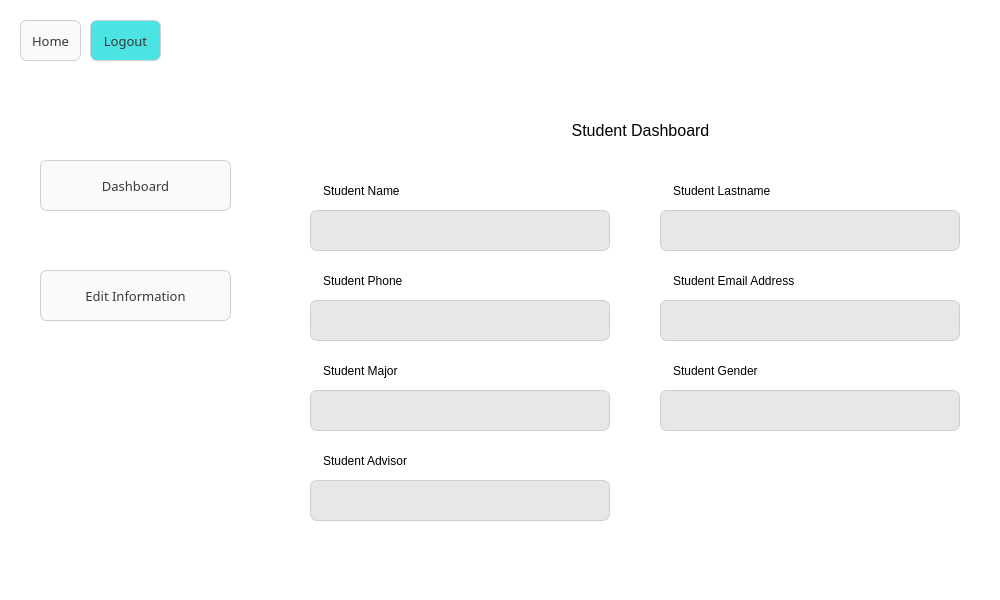
rhmtazad/UniProg, file ui/main.ui: the form before one commit.
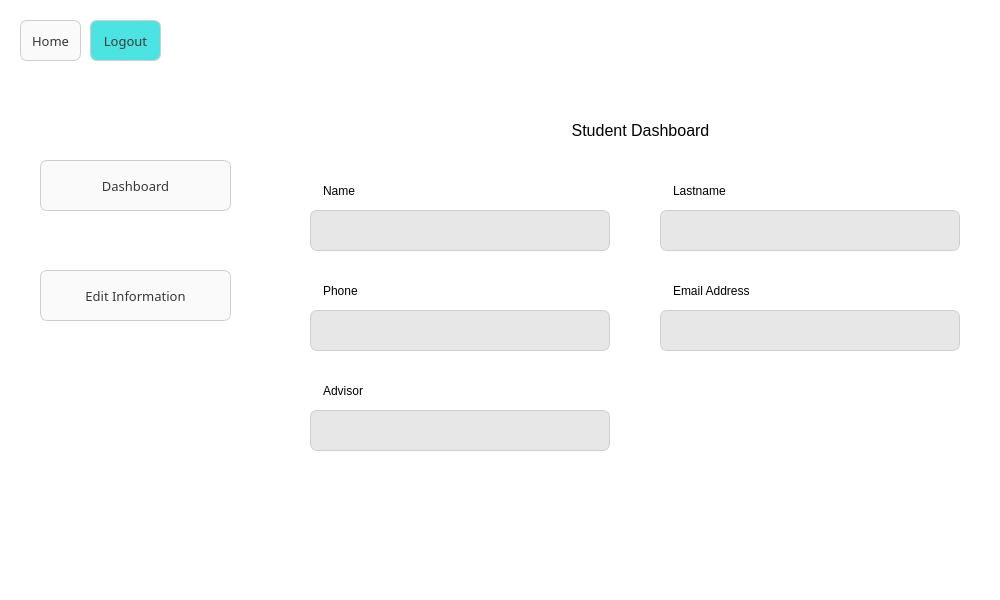
The form after the commit. The open tabs and pages were chosen to show the change. Icons and pictures are not drawn.

Diff of the .ui file:
```diff
--- a/ui/main.ui
+++ b/ui/main.ui
@@ -1276,7 +1276,7 @@
          <string notr="true"/>
         </property>
         <property name="text">
-         <string>Student Name</string>
+         <string>Name</string>
         </property>
        </widget>
        <widget class="QLabel" name="studentDashboard_3">
@@ -1311,14 +1311,14 @@
          <string notr="true"/>
         </property>
         <property name="text">
-         <string>Student Lastname</string>
+         <string>Lastname</string>
         </property>
        </widget>
        <widget class="QLabel" name="stdPortalEmail">
         <property name="geometry">
          <rect>
           <x>370</x>
-          <y>170</y>
+          <y>180</y>
           <width>231</width>
           <height>41</height>
          </rect>
@@ -1327,14 +1327,14 @@
          <string notr="true"/>
         </property>
         <property name="text">
-         <string>Student Email Address</string>
+         <string>Email Address</string>
         </property>
        </widget>
        <widget class="QLabel" name="stdPortalPhone">
         <property name="geometry">
          <rect>
           <x>20</x>
-          <y>170</y>
+          <y>180</y>
           <width>151</width>
           <height>41</height>
          </rect>
@@ -1343,46 +1343,14 @@
          <string notr="true"/>
         </property>
         <property name="text">
-         <string>Student Phone</string>
-        </property>
-       </widget>
-       <widget class="QLabel" name="stdPortalGender">
-        <property name="geometry">
-         <rect>
-          <x>370</x>
-          <y>260</y>
-          <width>231</width>
-          <height>41</height>
-         </rect>
-        </property>
-        <property name="styleSheet">
-         <string notr="true"/>
-        </property>
-        <property name="text">
-         <string>Student Gender</string>
-        </property>
-       </widget>
-       <widget class="QLabel" name="stdPortalMajor">
-        <property name="geometry">
-         <rect>
-          <x>20</x>
-          <y>260</y>
-          <width>141</width>
-          <height>41</height>
-         </rect>
-        </property>
-        <property name="styleSheet">
-         <string notr="true"/>
-        </property>
-        <property name="text">
-         <string>Student Major</string>
+         <string>Phone</string>
         </property>
        </widget>
        <widget class="QLabel" name="stdPortalAdvisor">
         <property name="geometry">
          <rect>
           <x>20</x>
-          <y>350</y>
+          <y>280</y>
           <width>161</width>
           <height>41</height>
          </rect>
@@ -1391,7 +1359,7 @@
          <string notr="true"/>
         </property>
         <property name="text">
-         <string>Student Advisor</string>
+         <string>Advisor</string>
         </property>
        </widget>
        <widget class="QLabel" name="stdPortalNameLabelDB">
@@ -1420,29 +1388,7 @@
         <property name="geometry">
          <rect>
           <x>20</x>
-          <y>210</y>
-          <width>300</width>
-          <height>41</height>
-         </rect>
-        </property>
-        <property name="styleSheet">
-         <string notr="true">border:solid;
-border-width: 1px;
-border-color: rgb(206, 206, 206);
-background-color: rgb(231, 231, 231);</string>
-        </property>
-        <property name="text">
-         <string/>
-        </property>
-        <property name="alignment">
-         <set>Qt::AlignCenter</set>
-        </property>
-       </widget>
-       <widget class="QLabel" name="stdPortalMajorLabelDB">
-        <property name="geometry">
-         <rect>
-          <x>20</x>
-          <y>300</y>
+          <y>220</y>
           <width>300</width>
           <height>41</height>
          </rect>
@@ -1464,7 +1410,7 @@
         <property name="geometry">
          <rect>
           <x>20</x>
-          <y>390</y>
+          <y>320</y>
           <width>300</width>
           <height>41</height>
          </rect>
@@ -1508,29 +1454,7 @@
         <property name="geometry">
          <rect>
           <x>370</x>
-          <y>210</y>
-          <width>300</width>
-          <height>41</height>
-         </rect>
-        </property>
-        <property name="styleSheet">
-         <string notr="true">border:solid;
-border-width: 1px;
-border-color: rgb(206, 206, 206);
-background-color: rgb(231, 231, 231);</string>
-        </property>
-        <property name="text">
-         <string/>
-        </property>
-        <property name="alignment">
-         <set>Qt::AlignCenter</set>
-        </property>
-       </widget>
-       <widget class="QLabel" name="stdPortalGenderLabelDB">
-        <property name="geometry">
-         <rect>
-          <x>370</x>
-          <y>300</y>
+          <y>220</y>
           <width>300</width>
           <height>41</height>
          </rect>
```
Left out of the diff: 238 changed lines with no effect on the pictures.
